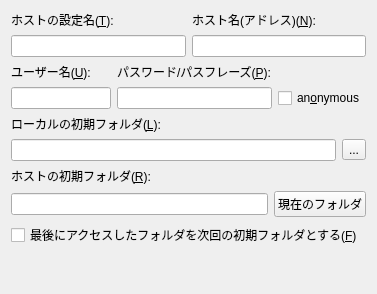
Above: ffftpgui/ui/hostsettingbasicform.ui from hatomania/ffftp before the change. Below: the same form after it.
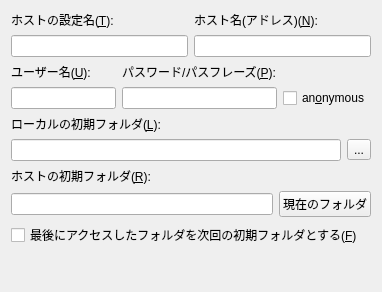
That is the form after the change.

Commit message: ffftpgui: made expansion form on host setting dialog.

Diff of the .ui file:
```diff
--- a/ffftpgui/ui/hostsettingbasicform.ui
+++ b/ffftpgui/ui/hostsettingbasicform.ui
@@ -6,8 +6,8 @@
    <rect>
     <x>0</x>
     <y>0</y>
-    <width>377</width>
-    <height>294</height>
+    <width>382</width>
+    <height>292</height>
    </rect>
   </property>
   <layout class="QVBoxLayout" name="verticalLayout">
```
Left out of the diff: 4 changed lines with no effect on the pictures. The commit also changes 6 other files.
